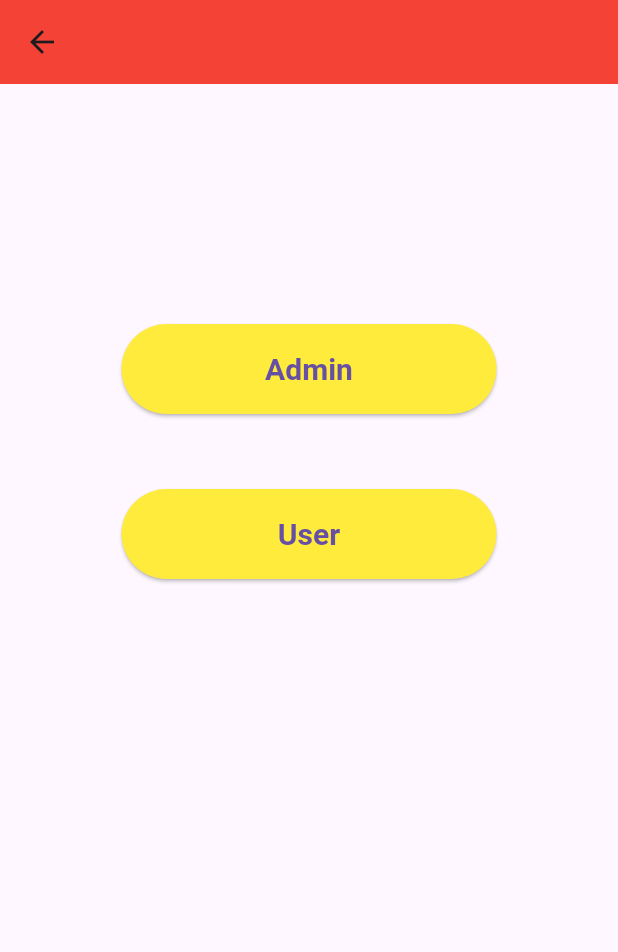
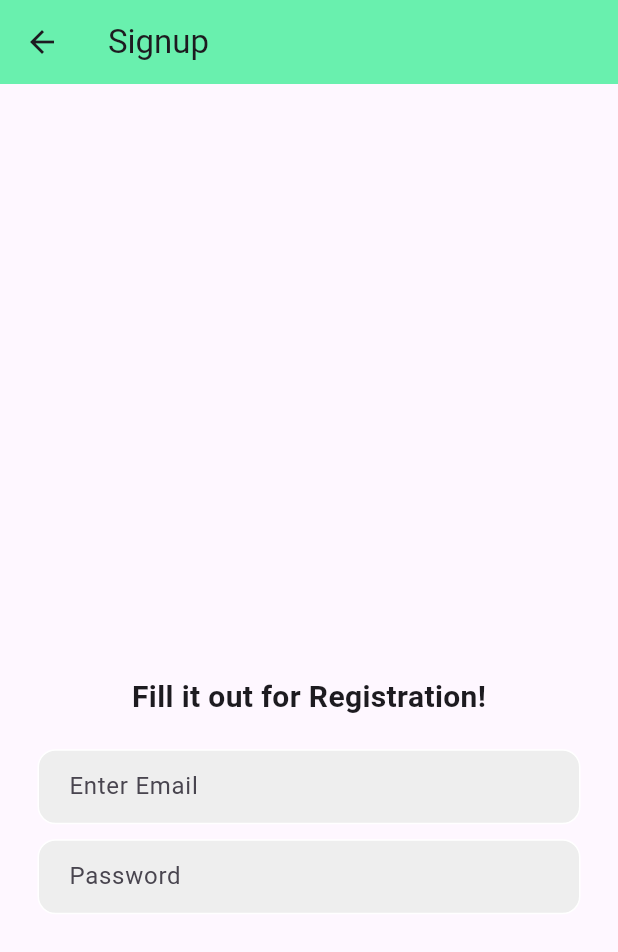
Before and after one commit to rajdeep298/Flutter-Classes, a Flutter app: the Home screen opened directly, after a tap on "User", on a phone screen of 412 x 824 dp. Shown: the top 952 px of the screen. Run offline on Flutter 3.47's test engine with Material 3 defaults, Android fonts, the phone set to English and light mode, and no system bars.

Commit message:
class-3 Part-1

```diff
--- a/demo/lib/home.dart
+++ b/demo/lib/home.dart
@@ -1,3 +1,4 @@
+import 'package:demo/register.dart';
 import 'package:flutter/material.dart';
 
 class Home extends StatefulWidget {
@@ -45,7 +46,12 @@ class _HomeState extends State<Home> {
                     fontWeight: FontWeight.bold,
                   ),
                 ),
-                onPressed: () {},
+                onPressed: () {
+                  Navigator.push(
+                    context,
+                    MaterialPageRoute(builder: (context) => Register()),
+                  );
+                },
                 child: Text("User"),
               ),
             ),
--- a/demo/lib/main.dart
+++ b/demo/lib/main.dart
@@ -10,6 +10,6 @@ class MyApp extends StatelessWidget {
 
   @override
   Widget build(BuildContext context) {
-    return MaterialApp(home: Landing());
+    return MaterialApp(debugShowCheckedModeBanner: false, home: Landing());
   }
 }
--- /dev/null
+++ b/demo/lib/register.dart
@@ -0,0 +1,90 @@
+import 'package:flutter/material.dart';
+
+class Register extends StatefulWidget {
+  const Register({super.key});
+
+  @override
+  State<Register> createState() => _RegisterState();
+}
+
+class _RegisterState extends State<Register> {
+  @override
+  Widget build(BuildContext context) {
+    return Scaffold(
+      appBar: AppBar(
+        backgroundColor: Colors.greenAccent,
+        title: Text('Signup'),
+      ),
+      body: SafeArea(
+        child: Center(
+          child: SingleChildScrollView(
+            child: Column(
+              mainAxisAlignment: MainAxisAlignment.center,
+              children: [
+                SizedBox(height: 10),
+                //lottie animation
+                Container(
+                  child: SizedBox(
+                    height: 150,
+                    //child: Lottie.network(
+                    //  'https://lottie.host/465251be-508f-4f50-ba72-03378ce68e35/iTUMJMGb8j.json'),
+                  ),
+                ),
+                SizedBox(height: 20),
+                //Some Text
+                Text(
+                  'Fill it out for Registration!',
+                  style: TextStyle(fontSize: 20, fontWeight: FontWeight.bold),
+                ),
+
+                SizedBox(height: 20),
+                //Name field
+                Padding(
+                  padding: const EdgeInsets.symmetric(horizontal: 25.0),
+                  child: Container(
+                    decoration: BoxDecoration(
+                      color: Colors.grey[200],
+                      border: Border.all(color: Colors.white),
+                      borderRadius: BorderRadius.circular(12),
+                    ),
+                    child: Padding(
+                      padding: const EdgeInsets.only(left: 20.0),
+                      child: TextField(
+                        decoration: InputDecoration(
+                          border: InputBorder.none,
+                          hintText: 'Enter Email',
+                        ),
+                      ),
+                    ),
+                  ),
+                ),
+
+                SizedBox(height: 10),
+                //Email field
+                Padding(
+                  padding: const EdgeInsets.symmetric(horizontal: 25.0),
+                  child: Container(
+                    decoration: BoxDecoration(
+                      color: Colors.grey[200],
+                      border: Border.all(color: Colors.white),
+                      borderRadius: BorderRadius.circular(12),
+                    ),
+                    child: Padding(
+                      padding: const EdgeInsets.only(left: 20.0),
+                      child: TextField(
+                        decoration: InputDecoration(
+                          border: InputBorder.none,
+                          hintText: 'Password',
+                        ),
+                      ),
+                    ),
+                  ),
+                ),
+              ],
+            ),
+          ),
+        ),
+      ),
+    );
+  }
+}
```
